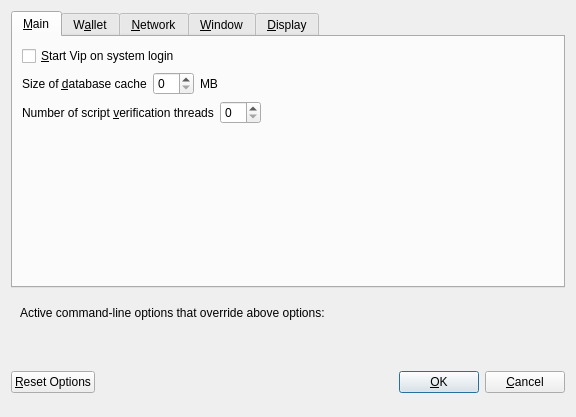
Old version of the form src/qt/forms/optionsdialog.ui in the repository vipcore/VIP-OLD.
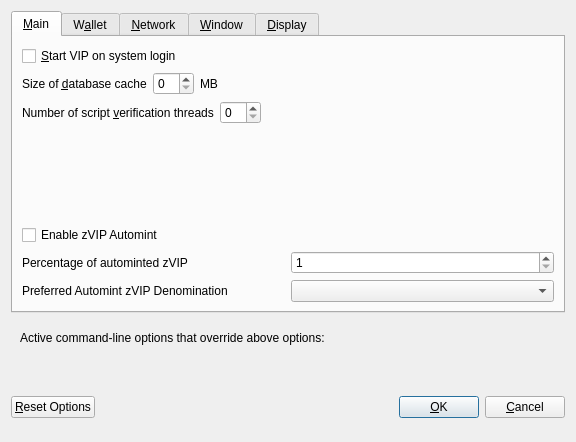
New version of the form. Custom widgets are drawn as their Qt base class.

Patch:
```diff
--- a/src/qt/forms/optionsdialog.ui
+++ b/src/qt/forms/optionsdialog.ui
@@ -7,7 +7,7 @@
     <x>0</x>
     <y>0</y>
     <width>576</width>
-    <height>417</height>
+    <height>442</height>
    </rect>
   </property>
   <property name="windowTitle">
@@ -33,7 +33,7 @@
           <string>Automatically start Vip after logging in to the system.</string>
          </property>
          <property name="text">
-          <string>&amp;Start Vip on system login</string>
+          <string>&amp;Start VIP on system login</string>
          </property>
         </widget>
        </item>
@@ -130,6 +130,85 @@
          </property>
         </spacer>
        </item>
+       <item>
+        <widget class="QCheckBox" name="checkBoxZeromintEnable">
+         <property name="toolTip">
+          <string>Enable automatic minting of VIP units to zVIP</string>
+         </property>
+         <property name="layoutDirection">
+          <enum>Qt::LeftToRight</enum>
+         </property>
+         <property name="text">
+          <string>Enable zVIP Automint</string>
+         </property>
+        </widget>
+       </item>
+       <item>
+        <layout class="QHBoxLayout" name="horizontalLayout_3">
+         <item>
+          <widget class="QLabel" name="percentage_label">
+           <property name="toolTip">
+            <string>Percentage of incoming VIP which get automatically converted to zVIP via Zerocoin Protocol (min: 10%)</string>
+           </property>
+           <property name="text">
+            <string>Percentage of autominted zVIP</string>
+           </property>
+          </widget>
+         </item>
+         <item>
+          <widget class="QSpinBox" name="zeromintPercentage">
+           <property name="minimum">
+            <number>1</number>
+           </property>
+           <property name="maximum">
+            <number>100</number>
+           </property>
+          </widget>
+         </item>
+        </layout>
+       </item>
+       <item>
+        <layout class="QHBoxLayout" name="horizontalLayout" stretch="0,0">
+         <property name="sizeConstraint">
+          <enum>QLayout::SetFixedSize</enum>
+         </property>
+         <item>
+          <widget class="QLabel" name="labelPreferredDenom">
+           <property name="maximumSize">
+            <size>
+             <width>16777215</width>
+             <height>16777215</height>
+            </size>
+           </property>
+           <property name="toolTip">
+            <string>Wait with automatic conversion to Zerocoin until enough VIP for this denomination is available</string>
+           </property>
+           <property name="text">
+            <string>Preferred Automint zVIP Denomination</string>
+           </property>
+          </widget>
+         </item>
+         <item>
+          <widget class="QComboBox" name="preferredDenom">
+           <property name="maximumSize">
+            <size>
+             <width>16777215</width>
+             <height>27</height>
+            </size>
+           </property>
+           <property name="toolTip">
+            <string>Wait with automatic conversion to Zerocoin until enough VIP for this denomination is available</string>
+           </property>
+           <property name="maxVisibleItems">
+            <number>9</number>
+           </property>
+           <property name="maxCount">
+            <number>9</number>
+           </property>
+          </widget>
+         </item>
+        </layout>
+       </item>
       </layout>
      </widget>
      <widget class="QWidget" name="tabWallet">
```
Left out of the diff: 44 changed lines with no effect on the pictures.
